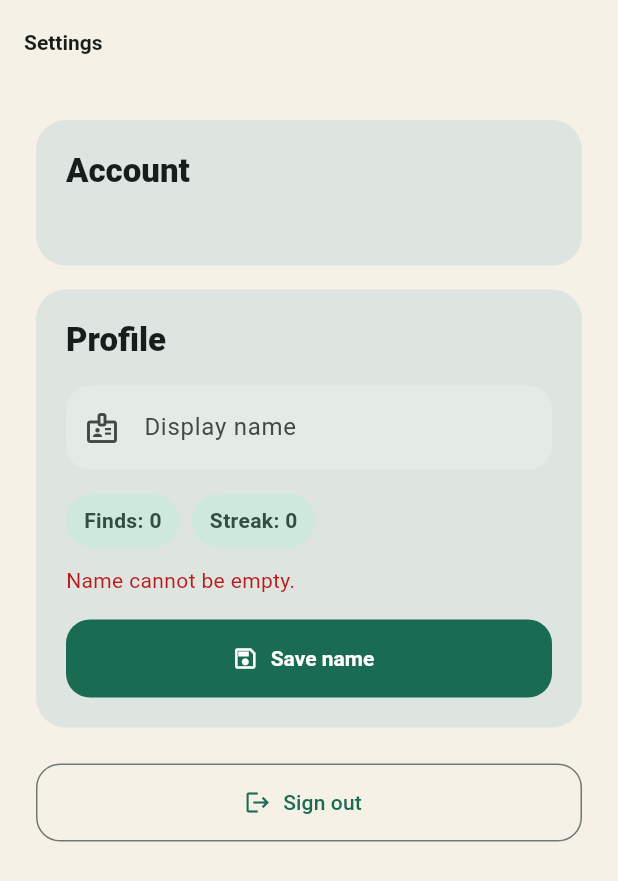
After one commit to ChengJu1/UrbanFlora, a Flutter app: the SettingsScreen screen opened by its route, after a tap on "Save name", on a phone screen of 412 x 824 dp. The commit adds this screen. Shown: the top 881 px of the screen. Run offline on Flutter 3.47's test engine with Material 3 defaults, Android fonts, the phone set to English and light mode, and no system bars; our stand-ins replace cached_network_image, camera, cloud_firestore, dio, firebase_auth, firebase_core and 13 more; accounts and stored records are empty.

Commit message:
add settings page so users can change name and sign out

```diff
--- a/lib/core/router/app_router.dart
+++ b/lib/core/router/app_router.dart
@@ -12,11 +12,12 @@ import '../../features/identification/identification_args.dart';
 import '../../features/map/map_screen.dart';
 import '../../features/observation/observation_detail_screen.dart';
 import '../../features/onboarding/onboarding_screen.dart';
+import '../../features/settings/settings_screen.dart';
 import '../../features/shell/home_shell.dart';
 import '../../features/splash/splash_screen.dart';
 import '../models/observation.dart';
 
-/// All route paths in one place so screens never hard-code strings.
+/// All app route paths in one place.
 class AppRoutes {
   const AppRoutes._();
   static const splash = '/';
@@ -28,6 +29,7 @@ class AppRoutes {
   static const capture = '/capture';
   static const identify = '/identify';
   static const observation = '/observation';
+  static const settings = '/settings';
 }
 
 final _shellNavigatorKey = GlobalKey<NavigatorState>();
@@ -107,6 +109,11 @@ final appRouterProvider = Provider<GoRouter>((ref) {
               return ObservationDetailScreen(observation: obs);
             },
           ),
+          GoRoute(
+            path: AppRoutes.settings,
+            parentNavigatorKey: _shellNavigatorKey,
+            builder: (_, __) => const SettingsScreen(),
+          ),
         ],
       ),
     ],
--- a/lib/core/services/firestore_service.dart
+++ b/lib/core/services/firestore_service.dart
@@ -8,8 +8,7 @@ import '../models/observation.dart';
 import '../models/public_sighting.dart';
 import '../models/user_profile.dart';
 
-/// All Firestore reads and writes go through here, so the rest of the app
-/// never imports cloud_firestore directly.
+/// All Firestore reads/writes live here.
 class FirestoreService {
   FirestoreService({FirebaseFirestore? db})
       : _db = db ?? FirebaseFirestore.instance;
@@ -26,7 +25,7 @@ class FirestoreService {
 
   // ---- profile ----
 
-  /// Live stream of the user's profile doc.
+  /// Watch the user's profile.
   Stream<UserProfile> profileStream(String uid) {
     return _userDoc(uid).snapshots().map((snap) {
       return snap.exists
@@ -35,7 +34,7 @@ class FirestoreService {
     });
   }
 
-  /// Read the profile, creating a default one if missing.
+  /// Get the profile, or make a fresh one if it doesn't exist yet.
   Future<UserProfile> ensureProfile(String uid) async {
     final ref = _userDoc(uid);
     final snap = await ref.get();
@@ -45,17 +44,27 @@ class FirestoreService {
     return initial;
   }
 
+  Future<void> updateNickname({
+    required String uid,
+    required String nickname,
+  }) async {
+    await _userDoc(uid).set(
+      {'nickname': nickname.trim()},
+      SetOptions(merge: true),
+    );
+  }
+
   // ---- observations ----
 
   DocumentReference<Map<String, dynamic>> newObservationRef(String uid) =>
       _observations(uid).doc();
 
-  /// Save an observation under the owner's collection.
+  /// Save one observation for this user.
   Future<void> saveObservation(Observation obs) async {
     await _observations(obs.userId).doc(obs.id).set(obs.toMap());
   }
 
-  /// Live stream of the user's most recent observations, newest first.
+  /// Watch this user's most recent observations.
   Stream<List<Observation>> recentObservations(String uid, {int limit = 20}) {
     return _observations(uid)
         .orderBy('capturedAt', descending: true)
@@ -66,7 +75,7 @@ class FirestoreService {
 
   // ---- community ----
 
-  /// Publish a public copy of an observation with coords rounded to ~10 m.
+  /// Push a public copy with coords rounded to ~10 m.
   Future<void> publishSighting({
     required Observation obs,
     required String capturerNickname,
@@ -89,12 +98,12 @@ class FirestoreService {
     await _publicSightings().doc(sighting.id).set(sighting.toMap());
   }
 
-  /// Remove an observation from the community map.
+  /// Take a sighting back off the community map.
   Future<void> retractSighting(String observationId) async {
     await _publicSightings().doc(observationId).delete();
   }
 
-  /// Live stream of recent community sightings from all users.
+  /// Watch recent community sightings from everyone.
   Stream<List<PublicSighting>> recentPublicSightings({int limit = 200}) {
     return _publicSightings()
         .orderBy('capturedAt', descending: true)
@@ -108,8 +117,8 @@ class FirestoreService {
     return (v * f).round() / f;
   }
 
-  /// Increment streak + totals after a successful save. Runs in a transaction
-  /// so two quick saves don't race each other.
+  /// Bump streak + totals after a save. Uses a transaction so two quick
+  /// saves don't fight each other.
   Future<void> bumpStatsOnNewObservation({
     required String uid,
     required DateTime capturedAt,
--- a/lib/features/home/home_screen.dart
+++ b/lib/features/home/home_screen.dart
@@ -11,7 +11,7 @@ import '../../shared/widgets/observation_card.dart';
 import '../../shared/widgets/streak_ring.dart';
 import 'daily_digest.dart';
 
-/// Home dashboard: streak ring, recent finds list, daily-digest popup.
+/// Home tab — streak ring, recent finds, daily digest popup.
 class HomeScreen extends ConsumerStatefulWidget {
   const HomeScreen({super.key});
 
@@ -52,6 +52,11 @@ class _HomeScreenState extends ConsumerState<HomeScreen> {
                     title: _Greeting(uid: uid),
                     titleSpacing: 16,
                     actions: [
+                      IconButton(
+                        tooltip: 'Settings',
+                        icon: const Icon(Icons.settings_outlined),
+                        onPressed: () => context.push(AppRoutes.settings),
+                      ),
                       IconButton(
                         tooltip: 'Sign out',
                         icon: const Icon(Icons.logout),
--- /dev/null
+++ b/lib/features/settings/settings_screen.dart
@@ -0,0 +1,240 @@
+import 'package:flutter/material.dart';
+import 'package:flutter_riverpod/flutter_riverpod.dart';
+import 'package:go_router/go_router.dart';
+
+import '../../core/router/app_router.dart';
+import '../../core/services/auth_service.dart';
+import '../../core/services/firestore_service.dart';
+
+class SettingsScreen extends ConsumerStatefulWidget {
+  const SettingsScreen({super.key});
+
+  @override
+  ConsumerState<SettingsScreen> createState() => _SettingsScreenState();
+}
+
+class _SettingsScreenState extends ConsumerState<SettingsScreen> {
+  final _nicknameController = TextEditingController();
+  bool _saving = false;
+  bool _seeded = false;
+  String? _message;
+
+  @override
+  void dispose() {
+    _nicknameController.dispose();
+    super.dispose();
+  }
+
+  Future<void> _save(String uid) async {
+    final nickname = _nicknameController.text.trim();
+    if (nickname.isEmpty) {
+      setState(() => _message = 'Name cannot be empty.');
+      return;
+    }
+
+    setState(() {
+      _saving = true;
+      _message = null;
+    });
+    try {
+      await ref.read(firestoreServiceProvider).updateNickname(
+            uid: uid,
+            nickname: nickname,
+          );
+      if (!mounted) return;
+      setState(() => _message = 'Saved.');
+    } on Object catch (e) {
+      if (!mounted) return;
+      setState(() => _message = 'Could not save: $e');
+    } finally {
+      if (mounted) setState(() => _saving = false);
+    }
+  }
+
+  Future<void> _signOut() async {
+    await ref.read(authServiceProvider)?.signOut();
+    if (mounted) context.go(AppRoutes.signIn);
+  }
+
+  @override
+  Widget build(BuildContext context) {
+    final user = ref.watch(authStateProvider).valueOrNull;
+    final uid = user?.uid;
+    final scheme = Theme.of(context).colorScheme;
+
+    return Scaffold(
+      appBar: AppBar(
+        title: const Text('Settings'),
+      ),
+      body: uid == null
+          ? const Center(child: Text('Sign in to edit your profile.'))
+          : ListView(
+              padding: const EdgeInsets.all(24),
+              children: [
+                Card(
+                  child: Padding(
+                    padding: const EdgeInsets.all(20),
+                    child: Column(
+                      crossAxisAlignment: CrossAxisAlignment.start,
+                      children: [
+                        Text(
+                          'Account',
+                          style: Theme.of(context)
+                              .textTheme
+                              .titleLarge
+                              ?.copyWith(fontWeight: FontWeight.w800),
+                        ),
+                        const SizedBox(height: 8),
+                        Text(
+                          user?.isAnonymous == true
+                              ? 'Anonymous explorer'
+                              : user?.email ?? 'Signed in',
+                          style: Theme.of(context).textTheme.bodyMedium?.copyWith(
+                                color: scheme.onSurfaceVariant,
+                              ),
+                        ),
+                      ],
+                    ),
+                  ),
+                ),
+                const SizedBox(height: 16),
+                _ProfileForm(
+                  uid: uid,
+                  controller: _nicknameController,
+                  saving: _saving,
+                  seeded: _seeded,
+                  message: _message,
+                  onSeeded: () => _seeded = true,
+                  onSave: () => _save(uid),
+                ),
+                const SizedBox(height: 24),
+                OutlinedButton.icon(
+                  onPressed: _saving ? null : _signOut,
+                  icon: const Icon(Icons.logout),
+                  label: const Text('Sign out'),
+                ),
+              ],
+            ),
+    );
+  }
+}
+
+class _ProfileForm extends ConsumerWidget {
+  const _ProfileForm({
+    required this.uid,
+    required this.controller,
+    required this.saving,
+    required this.seeded,
+    required this.message,
+    required this.onSeeded,
+    required this.onSave,
+  });
+
+  final String uid;
+  final TextEditingController controller;
+  final bool saving;
+  final bool seeded;
+  final String? message;
+  final VoidCallback onSeeded;
+  final VoidCallback onSave;
+
+  @override
+  Widget build(BuildContext context, WidgetRef ref) {
+    final profile = ref.watch(userProfileProvider(uid));
+    final scheme = Theme.of(context).colorScheme;
+
+    return profile.when(
+      loading: () => const Center(child: CircularProgressIndicator()),
+      error: (e, _) => Text('Could not load profile: $e'),
+      data: (p) {
+        if (!seeded) {
+          controller.text = p.nickname;
+          onSeeded();
+        }
+        return Card(
+          child: Padding(
+            padding: const EdgeInsets.all(20),
+            child: Column(
+              crossAxisAlignment: CrossAxisAlignment.start,
+              children: [
+                Text(
+                  'Profile',
+                  style: Theme.of(context)
+                      .textTheme
+                      .titleLarge
+                      ?.copyWith(fontWeight: FontWeight.w800),
+                ),
+                const SizedBox(height: 16),
+                TextField(
+                  controller: controller,
+                  decoration: const InputDecoration(
+                    labelText: 'Display name',
+                    prefixIcon: Icon(Icons.badge_outlined),
+                  ),
+                  textInputAction: TextInputAction.done,
+                  onSubmitted: (_) {
+                    if (!saving) onSave();
+                  },
+                ),
+                const SizedBox(height: 16),
+                Row(
+                  children: [
+                    _StatChip(label: 'Finds', value: '${p.totalObservations}'),
+                    const SizedBox(width: 8),
+                    _StatChip(label: 'Streak', value: '${p.streak}'),
+                  ],
+                ),
+                if (message != null) ...[
+                  const SizedBox(height: 12),
+                  Text(
+                    message!,
+                    style: TextStyle(
+                      color: message == 'Saved.' ? scheme.primary : scheme.error,
+                    ),
+                  ),
+                ],
+                const SizedBox(height: 16),
+                FilledButton.icon(
+                  onPressed: saving ? null : onSave,
+                  icon: saving
+                      ? const SizedBox.square(
+                          dimension: 18,
+                          child: CircularProgressIndicator(strokeWidth: 2),
+                        )
+                      : const Icon(Icons.save_outlined),
+                  label: Text(saving ? 'Saving...' : 'Save name'),
+                ),
+              ],
+            ),
+          ),
+        );
+      },
+    );
+  }
+}
+
+class _StatChip extends StatelessWidget {
+  const _StatChip({required this.label, required this.value});
+
+  final String label;
+  final String value;
+
+  @override
+  Widget build(BuildContext context) {
+    final scheme = Theme.of(context).colorScheme;
+    return Container(
+      padding: const EdgeInsets.symmetric(horizontal: 12, vertical: 8),
+      decoration: BoxDecoration(
+        color: scheme.secondaryContainer,
+        borderRadius: BorderRadius.circular(999),
+      ),
+      child: Text(
+        '$label: $value',
+        style: TextStyle(
+          color: scheme.onSecondaryContainer,
+          fontWeight: FontWeight.w700,
+        ),
+      ),
+    );
+  }
+}
```
